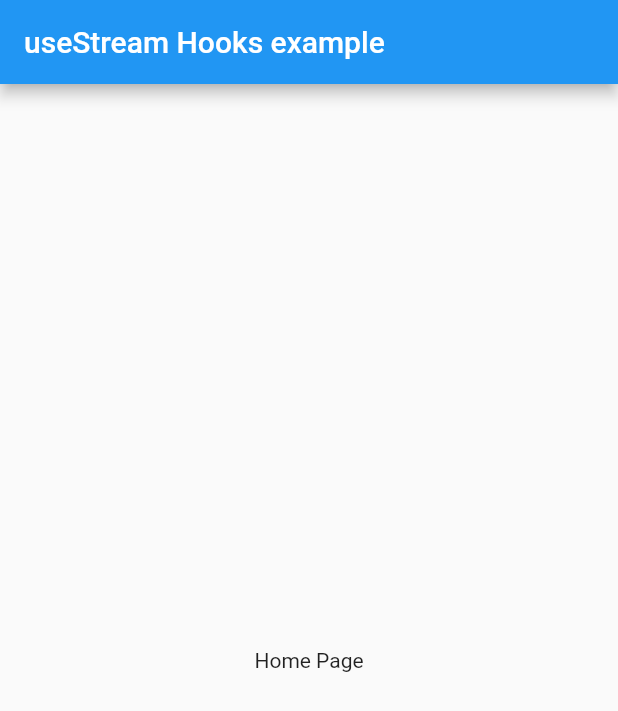
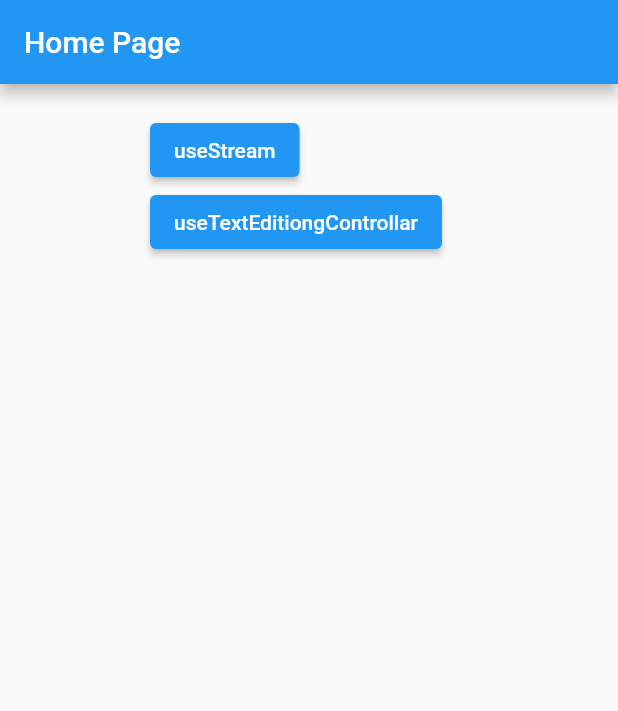
Before and after one commit to Sherajul-Shakil/FlutterHooks, a Flutter app: the first screen one second after launch, on a phone screen of 412 x 824 dp. Shown: the top 711 px of the screen. Run offline on Flutter 3.47's test engine with Material 2 defaults, Android fonts, the phone set to English and light mode, and no system bars; our stand-ins replace flutter_hooks.

Commit message:
useTextEditingControllar, useEffect, useState

```diff
--- /dev/null
+++ b/lib/home_page.dart
@@ -0,0 +1,50 @@
+import 'package:flutter/material.dart';
+import 'package:flutter_hooks/flutter_hooks.dart';
+import 'package:flutter_hooks_tut/use_stream.dart';
+
+import 'text_editing_controllar.dart';
+
+class HomePage extends HookWidget {
+  const HomePage({Key? key}) : super(key: key);
+
+  @override
+  Widget build(BuildContext context) {
+    return Scaffold(
+      appBar: AppBar(
+        title: const Text("Home Page"),
+      ),
+      body: Padding(
+        padding: const EdgeInsets.only(left: 100, top: 20),
+        child: Column(
+          crossAxisAlignment: CrossAxisAlignment.start,
+          children: [
+            //UseStream Hooks
+            ElevatedButton(
+              onPressed: () {
+                Navigator.push(
+                  context,
+                  MaterialPageRoute(
+                    builder: (context) => const UseStreamPage(),
+                  ),
+                );
+              },
+              child: const Text("useStream"),
+            ),
+            //useTextEditiong Controllar, useEffect, useState
+            ElevatedButton(
+              onPressed: () {
+                Navigator.push(
+                  context,
+                  MaterialPageRoute(
+                    builder: (context) => const TextEditingControllarPage(),
+                  ),
+                );
+              },
+              child: const Text("useTextEditiongControllar"),
+            ),
+          ],
+        ),
+      ),
+    );
+  }
+}
--- a/lib/main.dart
+++ b/lib/main.dart
@@ -1,5 +1,7 @@
 import 'package:flutter/material.dart';
 import 'package:flutter_hooks/flutter_hooks.dart';
+import 'package:flutter_hooks_tut/home_page.dart';
+import 'package:flutter_hooks_tut/text_editing_controllar.dart';
 import 'package:flutter_hooks_tut/use_stream.dart';
 
 void main() {
@@ -11,11 +13,12 @@ class MyApp extends StatelessWidget {
   @override
   Widget build(BuildContext context) {
     return MaterialApp(
-      title: 'Flutter Demo',
+      debugShowCheckedModeBanner: false,
+      title: 'Flutter Hooks',
       theme: ThemeData(
         primarySwatch: Colors.blue,
       ),
-      home: const UseStreamPage(),
+      home: const HomePage(),
     );
   }
 }
```
Also changed, not shown: lib/text_editing_controllar.dart (added, +36 -0 lines).
